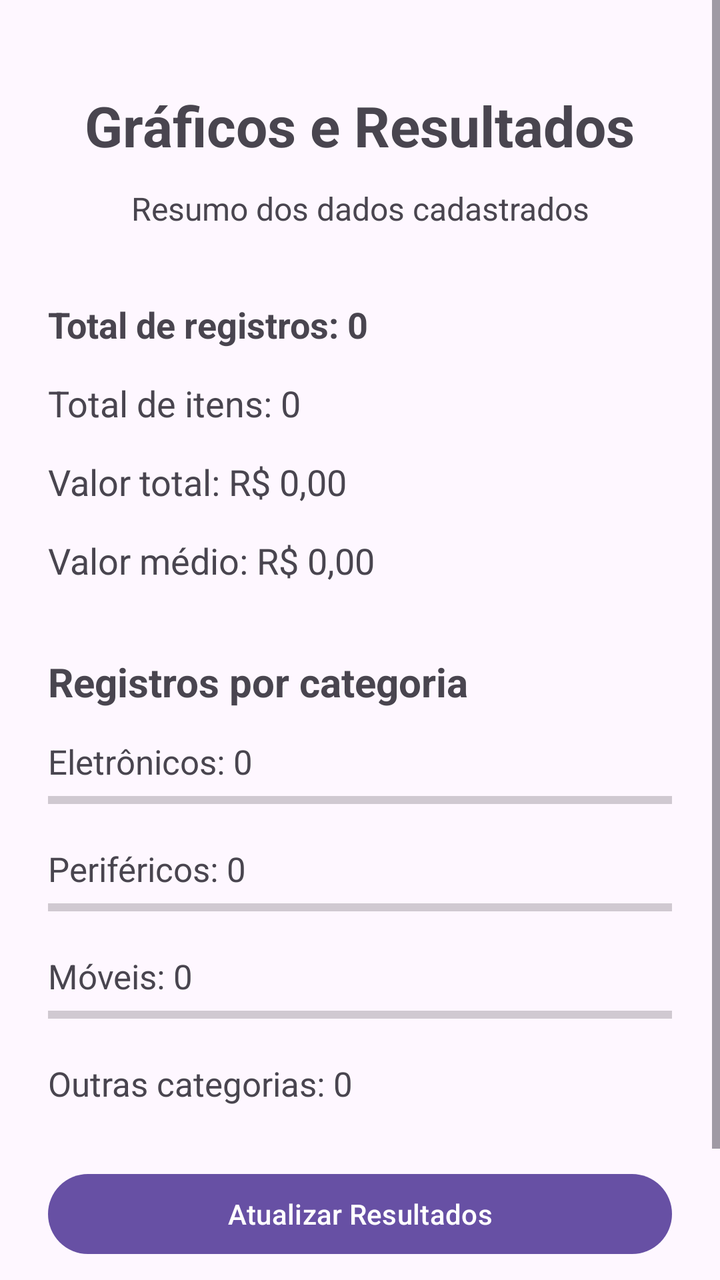
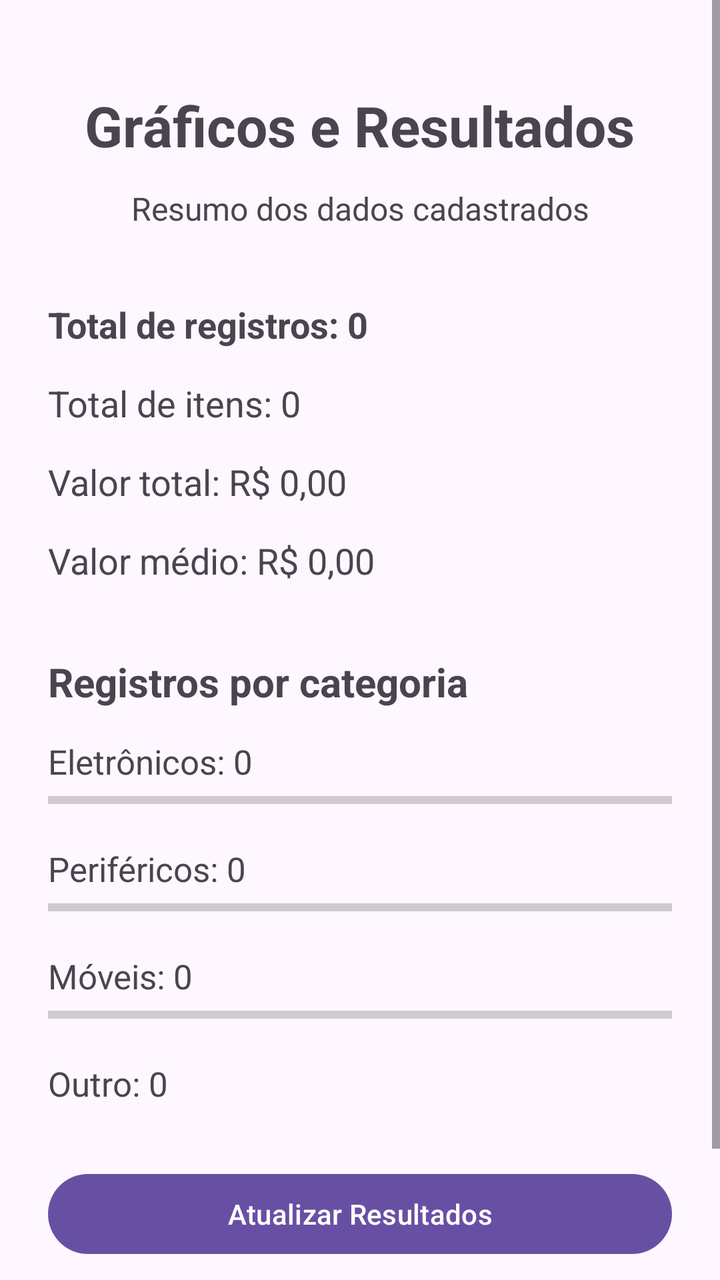

An Android layout rendered at two revisions. The XML below is the earlier revision; the diff shows what the commit changed to produce the second picture.
<!-- AndroidManifest.xml: application theme Theme.AndroidNative -->
<!-- res/layout/activity_graficos.xml -->
<?xml version="1.0" encoding="utf-8"?>
<ScrollView xmlns:android="http://schemas.android.com/apk/res/android"
    xmlns:tools="http://schemas.android.com/tools"
    android:layout_width="match_parent"
    android:layout_height="match_parent"
    android:fillViewport="true"
    tools:context=".GraficosActivity">

    <LinearLayout
        android:id="@+id/main"
        android:layout_width="match_parent"
        android:layout_height="wrap_content"
        android:orientation="vertical"
        android:padding="24dp">

        <TextView
            android:id="@+id/tvTitulo"
            android:layout_width="wrap_content"
            android:layout_height="wrap_content"
            android:layout_gravity="center_horizontal"
            android:layout_marginTop="20dp"
            android:text="Gráficos e Resultados"
            android:textSize="28sp"
            android:textStyle="bold" />

        <TextView
            android:id="@+id/tvDescricao"
            android:layout_width="match_parent"
            android:layout_height="wrap_content"
            android:layout_marginTop="12dp"
            android:gravity="center"
            android:text="Resumo dos dados cadastrados"
            android:textSize="16sp" />

        <TextView
            android:id="@+id/tvTotalRegistros"
            android:layout_width="match_parent"
            android:layout_height="wrap_content"
            android:layout_marginTop="35dp"
            android:text="Total de registros: 0"
            android:textSize="18sp"
            android:textStyle="bold" />

        <TextView
            android:id="@+id/tvTotalItens"
            android:layout_width="match_parent"
            android:layout_height="wrap_content"
            android:layout_marginTop="15dp"
            android:text="Total de itens: 0"
            android:textSize="18sp" />

        <TextView
            android:id="@+id/tvValorTotal"
            android:layout_width="match_parent"
            android:layout_height="wrap_content"
            android:layout_marginTop="15dp"
            android:text="Valor total: R$ 0,00"
            android:textSize="18sp" />

        <TextView
            android:id="@+id/tvValorMedio"
            android:layout_width="match_parent"
            android:layout_height="wrap_content"
            android:layout_marginTop="15dp"
            android:text="Valor médio: R$ 0,00"
            android:textSize="18sp" />

        <TextView
            android:id="@+id/tvCategoriaTitulo"
            android:layout_width="match_parent"
            android:layout_height="wrap_content"
            android:layout_marginTop="35dp"
            android:text="Registros por categoria"
            android:textSize="20sp"
            android:textStyle="bold" />

        <TextView
            android:id="@+id/tvEletronicos"
            android:layout_width="match_parent"
            android:layout_height="wrap_content"
            android:layout_marginTop="15dp"
            android:text="Eletrônicos: 0"
            android:textSize="17sp" />

        <ProgressBar
            android:id="@+id/progressEletronicos"
            style="?android:attr/progressBarStyleHorizontal"
            android:layout_width="match_parent"
            android:layout_height="wrap_content"
            android:max="100"
            android:progress="0" />

        <TextView
            android:id="@+id/tvPerifericos"
            android:layout_width="match_parent"
            android:layout_height="wrap_content"
            android:layout_marginTop="15dp"
            android:text="Periféricos: 0"
            android:textSize="17sp" />

        <ProgressBar
            android:id="@+id/progressPerifericos"
            style="?android:attr/progressBarStyleHorizontal"
            android:layout_width="match_parent"
            android:layout_height="wrap_content"
            android:max="100"
            android:progress="0" />

        <TextView
            android:id="@+id/tvMoveis"
            android:layout_width="match_parent"
            android:layout_height="wrap_content"
            android:layout_marginTop="15dp"
            android:text="Móveis: 0"
            android:textSize="17sp" />

        <ProgressBar
            android:id="@+id/progressMoveis"
            style="?android:attr/progressBarStyleHorizontal"
            android:layout_width="match_parent"
            android:layout_height="wrap_content"
            android:max="100"
            android:progress="0" />

        <TextView
            android:id="@+id/tvOutrasCategorias"
            android:layout_width="match_parent"
            android:layout_height="wrap_content"
            android:layout_marginTop="15dp"
            android:text="Outras categorias: 0"
            android:textSize="17sp" />

        <Button
            android:id="@+id/btnAtualizar"
            android:layout_width="match_parent"
            android:layout_height="wrap_content"
            android:layout_marginTop="30dp"
            android:text="Atualizar Resultados" />

        <Button
            android:id="@+id/btnVoltar"
            android:layout_width="match_parent"
            android:layout_height="wrap_content"
            android:layout_marginTop="10dp"
            android:text="Voltar" />

    </LinearLayout>

</ScrollView>
<!-- resources referenced by this layout -->
<resources>
  <style name="Theme.AndroidNative" parent="Base.Theme.AndroidNative" />
  <style name="Base.Theme.AndroidNative" parent="Theme.Material3.DayNight.NoActionBar">
          
          
      </style>
</resources>

<!-- the commit's change to res/layout/activity_graficos.xml (unified diff, before → after) -->
@@ -123,11 +123,11 @@
             android:progress="0" />
 
         <TextView
-            android:id="@+id/tvOutrasCategorias"
+            android:id="@+id/tvOutro"
             android:layout_width="match_parent"
             android:layout_height="wrap_content"
             android:layout_marginTop="15dp"
-            android:text="Outras categorias: 0"
+            android:text="Outro: 0"
             android:textSize="17sp" />
 
         <Button
